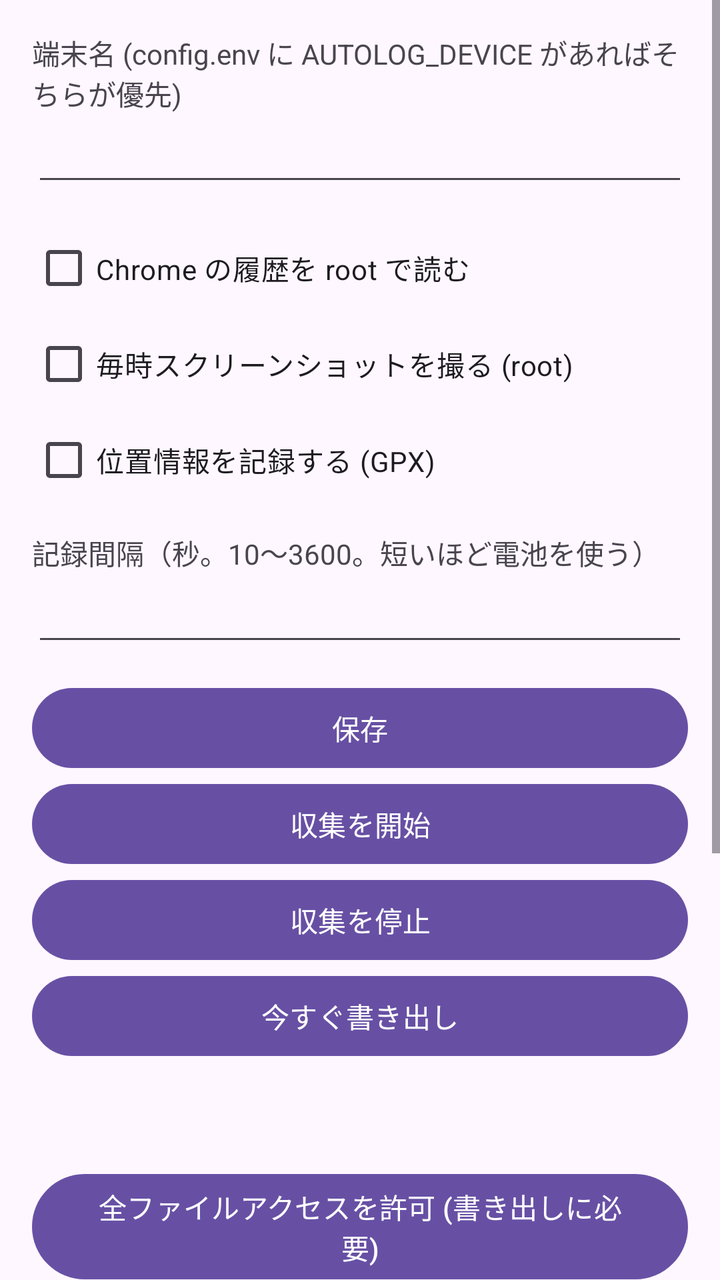
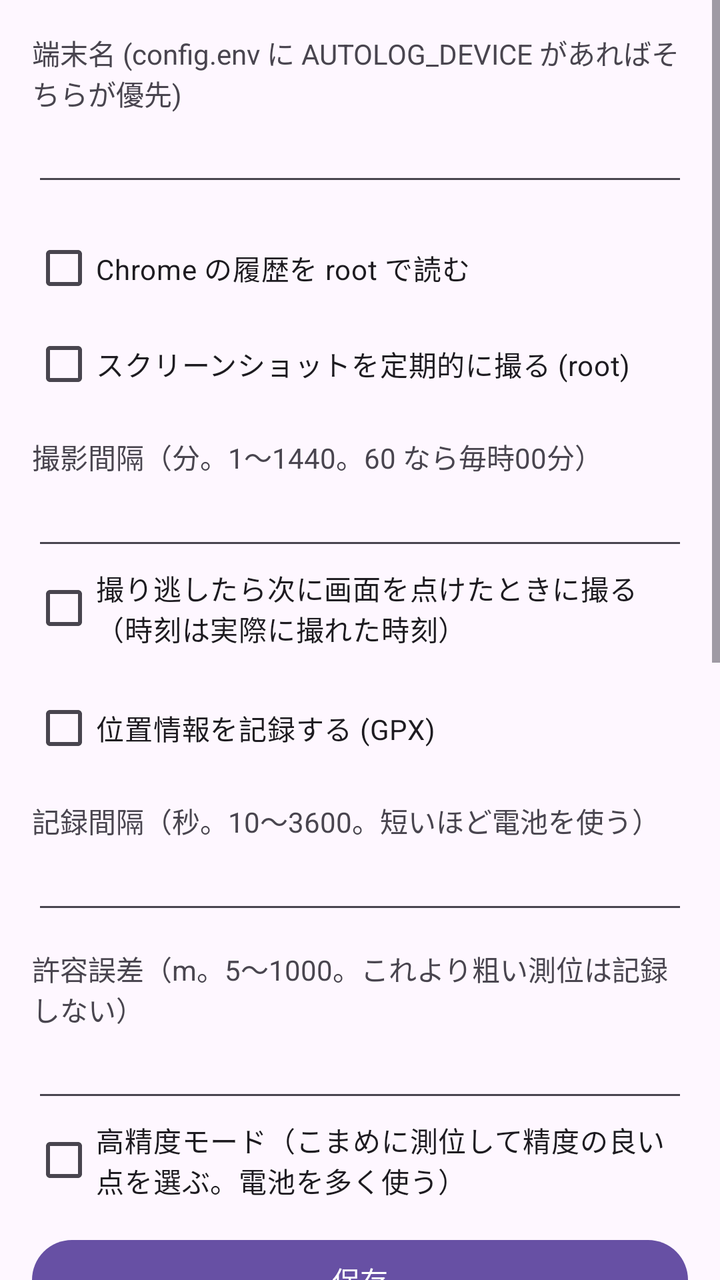

Compare the two renders of this Android layout. The source of the first and the diff that turns it into the second are given below.
<!-- AndroidManifest.xml: application theme Theme.Material3.DayNight -->
<!-- res/layout/activity_main.xml -->
<?xml version="1.0" encoding="utf-8"?>
<ScrollView xmlns:android="http://schemas.android.com/apk/res/android"
    android:id="@+id/root_scroll"
    android:layout_width="match_parent"
    android:layout_height="match_parent">

    <LinearLayout
        android:id="@+id/content"
        android:layout_width="match_parent"
        android:layout_height="wrap_content"
        android:orientation="vertical"
        android:padding="16dp">

        <TextView
            android:layout_width="match_parent"
            android:layout_height="wrap_content"
            android:text="@string/label_device" />

        <EditText
            android:id="@+id/device"
            android:layout_width="match_parent"
            android:layout_height="wrap_content"
            android:autofillHints=""
            android:inputType="text" />

        <CheckBox
            android:id="@+id/read_chrome_history"
            android:layout_width="match_parent"
            android:layout_height="wrap_content"
            android:layout_marginTop="12dp"
            android:text="@string/label_read_chrome_history" />

        <CheckBox
            android:id="@+id/capture_screenshots"
            android:layout_width="match_parent"
            android:layout_height="wrap_content"
            android:text="@string/label_capture_screenshots" />

        <CheckBox
            android:id="@+id/record_location"
            android:layout_width="match_parent"
            android:layout_height="wrap_content"
            android:text="@string/label_record_location" />

        <TextView
            android:layout_width="match_parent"
            android:layout_height="wrap_content"
            android:layout_marginTop="12dp"
            android:text="@string/label_location_interval" />

        <EditText
            android:id="@+id/location_interval"
            android:layout_width="match_parent"
            android:layout_height="wrap_content"
            android:autofillHints=""
            android:inputType="number" />

        <Button
            android:id="@+id/save"
            android:layout_width="match_parent"
            android:layout_height="wrap_content"
            android:layout_marginTop="12dp"
            android:text="@string/action_save" />

        <Button
            android:id="@+id/start"
            android:layout_width="match_parent"
            android:layout_height="wrap_content"
            android:text="@string/action_start" />

        <Button
            android:id="@+id/stop"
            android:layout_width="match_parent"
            android:layout_height="wrap_content"
            android:text="@string/action_stop" />

        <Button
            android:id="@+id/export_now"
            android:layout_width="match_parent"
            android:layout_height="wrap_content"
            android:text="@string/action_export_now" />

        <TextView
            android:id="@+id/status"
            android:layout_width="match_parent"
            android:layout_height="wrap_content"
            android:layout_marginTop="16dp"
            android:fontFamily="monospace" />

        <Button
            android:id="@+id/permission_storage"
            android:layout_width="match_parent"
            android:layout_height="wrap_content"
            android:layout_marginTop="16dp"
            android:text="@string/permission_storage" />

        <Button
            android:id="@+id/permission_usage"
            android:layout_width="match_parent"
            android:layout_height="wrap_content"
            android:text="@string/permission_usage" />

        <Button
            android:id="@+id/permission_notification"
            android:layout_width="match_parent"
            android:layout_height="wrap_content"
            android:text="@string/permission_notification" />

        <Button
            android:id="@+id/permission_accessibility"
            android:layout_width="match_parent"
            android:layout_height="wrap_content"
            android:text="@string/permission_accessibility" />

        <Button
            android:id="@+id/permission_location"
            android:layout_width="match_parent"
            android:layout_height="wrap_content"
            android:text="@string/permission_location" />

        <Button
            android:id="@+id/permission_background_location"
            android:layout_width="match_parent"
            android:layout_height="wrap_content"
            android:text="@string/permission_background_location" />

        <Button
            android:id="@+id/permission_battery"
            android:layout_width="match_parent"
            android:layout_height="wrap_content"
            android:text="@string/permission_battery" />
    </LinearLayout>
</ScrollView>
<!-- resources referenced by this layout -->
<resources>
  <string name="action_export_now">今すぐ書き出し</string>
  <string name="action_save">保存</string>
  <string name="action_start">収集を開始</string>
  <string name="action_stop">収集を停止</string>
  <string name="label_capture_screenshots">毎時スクリーンショットを撮る (root)</string>
  <string name="label_device">端末名 (config.env に AUTOLOG_DEVICE があればそちらが優先)</string>
  <string name="label_location_interval">記録間隔（秒。10〜3600。短いほど電池を使う）</string>
  <string name="label_read_chrome_history">Chrome の履歴を root で読む</string>
  <string name="label_record_location">位置情報を記録する (GPX)</string>
  <string name="permission_accessibility">ユーザー補助を許可</string>
  <string name="permission_background_location">位置情報を「常に許可」にする (GPX に必要)</string>
  <string name="permission_battery">バッテリー最適化の対象外にする</string>
  <string name="permission_location">位置情報を許可 (Wi-Fi の SSID に必要)</string>
  <string name="permission_notification">通知へのアクセスを許可</string>
  <string name="permission_storage">全ファイルアクセスを許可 (書き出しに必要)</string>
  <string name="permission_usage">使用状況へのアクセスを許可</string>
</resources>

<!-- the commit's change to res/layout/activity_main.xml (unified diff, before → after) -->
@@ -36,10 +36,30 @@
             android:layout_height="wrap_content"
             android:text="@string/label_capture_screenshots" />
 
+        <TextView
+            android:layout_width="match_parent"
+            android:layout_height="wrap_content"
+            android:layout_marginTop="12dp"
+            android:text="@string/label_screenshot_interval" />
+
+        <EditText
+            android:id="@+id/screenshot_interval"
+            android:layout_width="match_parent"
+            android:layout_height="wrap_content"
+            android:autofillHints=""
+            android:inputType="number" />
+
+        <CheckBox
+            android:id="@+id/capture_on_unlock"
+            android:layout_width="match_parent"
+            android:layout_height="wrap_content"
+            android:text="@string/label_capture_on_unlock" />
+
         <CheckBox
             android:id="@+id/record_location"
             android:layout_width="match_parent"
             android:layout_height="wrap_content"
+            android:layout_marginTop="12dp"
             android:text="@string/label_record_location" />
 
         <TextView
@@ -54,6 +74,25 @@
             android:layout_height="wrap_content"
             android:autofillHints=""
             android:inputType="number" />
+
+        <TextView
+            android:layout_width="match_parent"
+            android:layout_height="wrap_content"
+            android:layout_marginTop="12dp"
+            android:text="@string/label_location_accuracy" />
+
+        <EditText
+            android:id="@+id/location_accuracy"
+            android:layout_width="match_parent"
+            android:layout_height="wrap_content"
+            android:autofillHints=""
+            android:inputType="number" />
+
+        <CheckBox
+            android:id="@+id/high_accuracy_mode"
+            android:layout_width="match_parent"
+            android:layout_height="wrap_content"
+            android:text="@string/label_high_accuracy_mode" />
 
         <Button
             android:id="@+id/save"
<!-- resource entries referenced after the edit -->
@@ -4,11 +4,15 @@
   <string name="action_save">保存</string>
   <string name="action_start">収集を開始</string>
   <string name="action_stop">収集を停止</string>
-  <string name="label_capture_screenshots">毎時スクリーンショットを撮る (root)</string>
+  <string name="label_capture_on_unlock">撮り逃したら次に画面を点けたときに撮る（時刻は実際に撮れた時刻）</string>
+  <string name="label_capture_screenshots">スクリーンショットを定期的に撮る (root)</string>
   <string name="label_device">端末名 (config.env に AUTOLOG_DEVICE があればそちらが優先)</string>
+  <string name="label_high_accuracy_mode">高精度モード（こまめに測位して精度の良い点を選ぶ。電池を多く使う）</string>
+  <string name="label_location_accuracy">許容誤差（m。5〜1000。これより粗い測位は記録しない）</string>
   <string name="label_location_interval">記録間隔（秒。10〜3600。短いほど電池を使う）</string>
   <string name="label_read_chrome_history">Chrome の履歴を root で読む</string>
   <string name="label_record_location">位置情報を記録する (GPX)</string>
+  <string name="label_screenshot_interval">撮影間隔（分。1〜1440。60 なら毎時00分）</string>
   <string name="permission_accessibility">ユーザー補助を許可</string>
   <string name="permission_background_location">位置情報を「常に許可」にする (GPX に必要)</string>
   <string name="permission_battery">バッテリー最適化の対象外にする</string>
